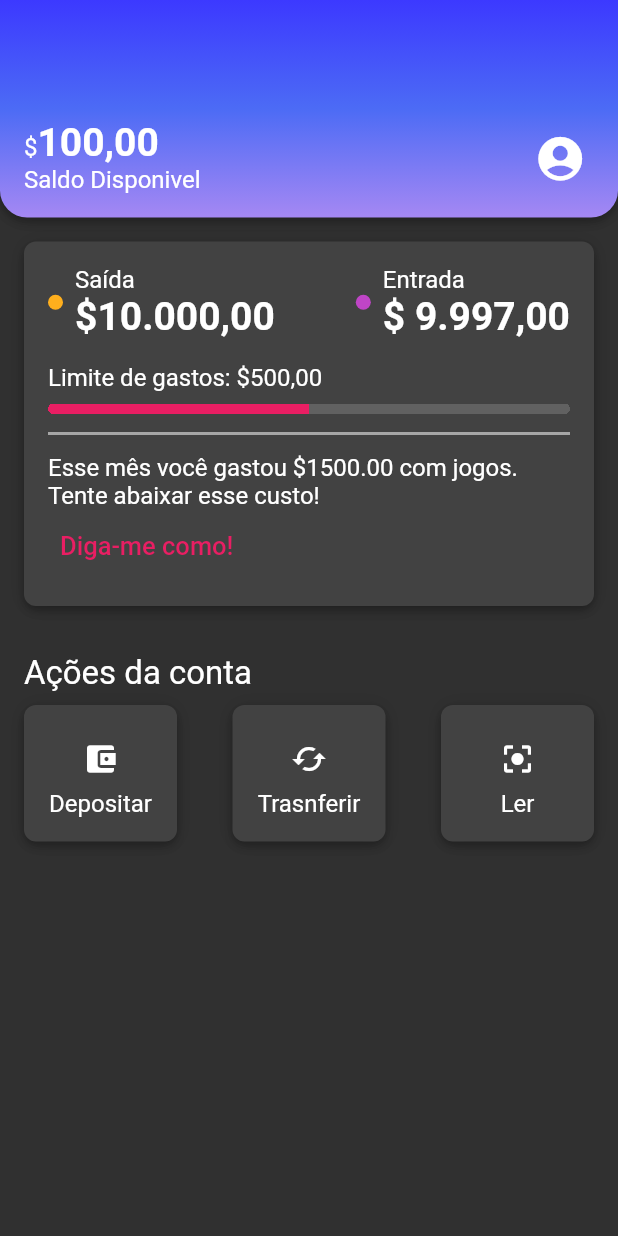
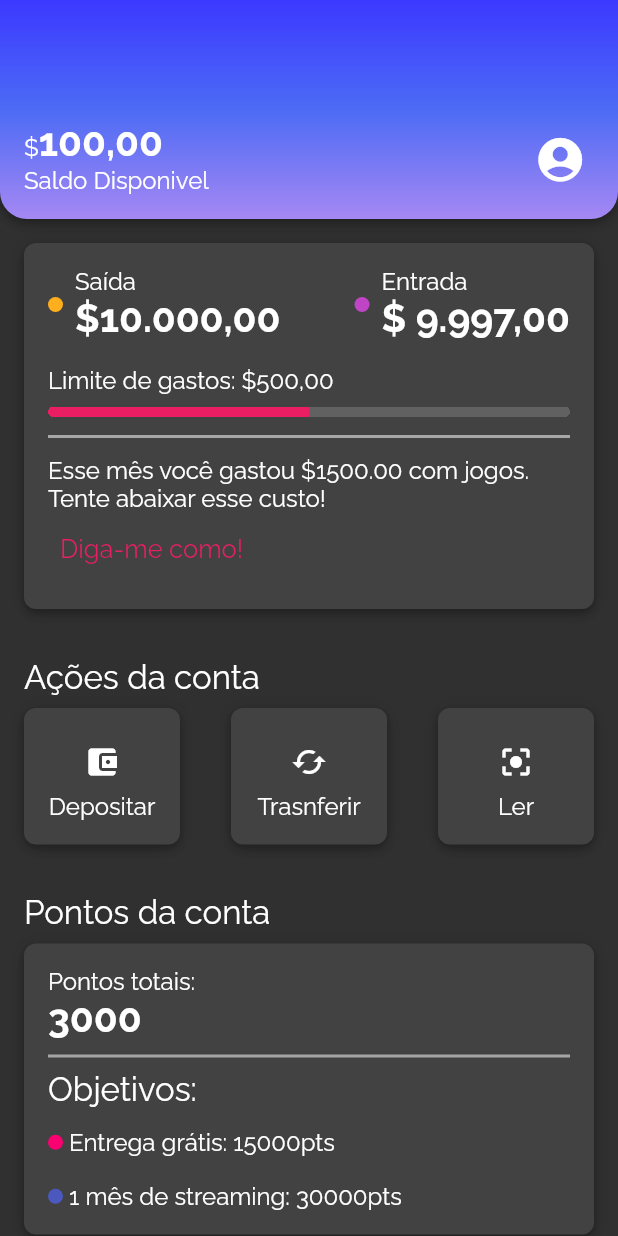
Before and after one commit to bath0ry/mybank_flutter, a Flutter app: the screen it shows after launch, on a phone screen of 412 x 824 dp. Run offline on Flutter 3.47's test engine with Material 2 defaults, Android fonts, the light colour scheme and no system bars.

Commit message:
create account points widget/add account points colors to theme colors page/add const modifier in all pages

```diff
--- a/lib/Home/home_page.dart
+++ b/lib/Home/home_page.dart
@@ -1,3 +1,4 @@
+import 'package:alubank_flutter/components/view/account_points_widget.dart';
 import 'package:alubank_flutter/components/view/actions_account_widget.dart';
 
 import 'package:alubank_flutter/components/view/header_widget.dart';
@@ -12,9 +13,16 @@ class HomePage extends StatelessWidget {
   @override
   Widget build(BuildContext context) {
     return Scaffold(
-      body: Column(
-        children: [Header(), RecentActivity(), AccountActions()],
-      ),
+      body: ListView(children: [
+        Column(
+          children: [
+            Header(),
+            RecentActivity(),
+            AccountActions(),
+            AccountPoints()
+          ],
+        ),
+      ]),
     );
   }
 }
--- /dev/null
+++ b/lib/components/view/account_points_widget.dart
@@ -0,0 +1,87 @@
+import 'package:alubank_flutter/components/view/box_home_widget.dart';
+import 'package:alubank_flutter/components/view/division_widget.dart';
+import 'package:alubank_flutter/components/view/dot_widget.dart';
+import 'package:alubank_flutter/theme/theme_colors.dart';
+import 'package:flutter/cupertino.dart';
+import 'package:flutter/material.dart';
+import 'package:flutter/src/widgets/container.dart';
+import 'package:flutter/src/widgets/framework.dart';
+
+class AccountPoints extends StatelessWidget {
+  const AccountPoints({super.key});
+
+  @override
+  Widget build(BuildContext context) {
+    return Padding(
+        padding: EdgeInsets.all(16),
+        child: Column(
+          crossAxisAlignment: CrossAxisAlignment.start,
+          children: [
+            Padding(
+              padding: const EdgeInsets.only(bottom: 8),
+              child: Text('Pontos da conta',
+                  style: Theme.of(context).textTheme.titleMedium),
+            ),
+            BoxHome(
+              boxComponent: _AccountPointsContent(),
+            ),
+          ],
+        ));
+  }
+}
+
+class _AccountPointsContent extends StatelessWidget {
+  const _AccountPointsContent({super.key});
+
+  @override
+  Widget build(BuildContext context) {
+    return Column(
+      crossAxisAlignment: CrossAxisAlignment.start,
+      children: [
+        Text(
+          'Pontos totais:',
+          style: Theme.of(context).textTheme.bodyMedium,
+        ),
+        Text(
+          '3000',
+          style: Theme.of(context).textTheme.bodyLarge,
+        ),
+        Padding(
+          padding: const EdgeInsets.only(top: 8, bottom: 8),
+          child: DivisionWidget(),
+        ),
+        Text(
+          'Objetivos:',
+          style: Theme.of(context).textTheme.titleMedium,
+        ),
+        Padding(
+          padding: const EdgeInsets.only(bottom: 17, top: 13),
+          child: Row(
+            children: [
+              DotWidget(color: ThemeColors.recentActivity['freeDeliver']),
+              Padding(
+                padding: const EdgeInsets.only(left: 4),
+                child: Text(
+                  'Entrega grátis: 15000pts',
+                  style: Theme.of(context).textTheme.bodyMedium,
+                ),
+              )
+            ],
+          ),
+        ),
+        Row(
+          children: [
+            DotWidget(color: ThemeColors.recentActivity['streamingMonth']),
+            Padding(
+              padding: const EdgeInsets.only(left: 4),
+              child: Text(
+                '1 mês de streaming: 30000pts',
+                style: Theme.of(context).textTheme.bodyMedium,
+              ),
+            )
+          ],
+        )
+      ],
+    );
+  }
+}
--- a/lib/components/view/actions_account_widget.dart
+++ b/lib/components/view/actions_account_widget.dart
@@ -1,8 +1,6 @@
 import 'package:alubank_flutter/components/view/box_home_widget.dart';
-import 'package:flutter/cupertino.dart';
+
 import 'package:flutter/material.dart';
-import 'package:flutter/src/widgets/container.dart';
-import 'package:flutter/src/widgets/framework.dart';
 
 class AccountActions extends StatelessWidget {
   const AccountActions({super.key});
@@ -10,7 +8,7 @@ class AccountActions extends StatelessWidget {
   @override
   Widget build(BuildContext context) {
     return Padding(
-      padding: EdgeInsets.all(16),
+      padding: const EdgeInsets.all(16),
       child: Column(
         crossAxisAlignment: CrossAxisAlignment.start,
         children: [
@@ -26,7 +24,7 @@ class AccountActions extends StatelessWidget {
             children: [
               InkWell(
                 onTap: () {},
-                child: BoxHome(
+                child: const BoxHome(
                     boxComponent: _AccountActionsContent(
                   icon: Icon(Icons.account_balance_wallet),
                   text: 'Depositar',
@@ -34,7 +32,7 @@ class AccountActions extends StatelessWidget {
               ),
               InkWell(
                 onTap: () {},
-                child: BoxHome(
+                child: const BoxHome(
                     boxComponent: _AccountActionsContent(
                   icon: Icon(Icons.cached),
                   text: 'Trasnferir',
@@ -42,7 +40,7 @@ class AccountActions extends StatelessWidget {
               ),
               InkWell(
                 onTap: () {},
-                child: BoxHome(
+                child: const BoxHome(
                     boxComponent: _AccountActionsContent(
                   icon: Icon(Icons.center_focus_strong),
                   text: 'Ler',
@@ -64,8 +62,8 @@ class _AccountActionsContent extends StatelessWidget {
 
   @override
   Widget build(BuildContext context) {
-    return Container(
-      width: 70,
+    return SizedBox(
+      width: 72,
       child: Column(
         children: [
           Padding(
--- a/lib/main.dart
+++ b/lib/main.dart
@@ -16,7 +16,7 @@ class MyApp extends StatelessWidget {
     return MaterialApp(
       debugShowCheckedModeBanner: false,
       theme: AppTheme,
-      home: const HomePage(),
+      home: SafeArea(child: const HomePage()),
     );
   }
 }
--- a/lib/theme/app_theme.dart
+++ b/lib/theme/app_theme.dart
@@ -5,6 +5,7 @@ ThemeData AppTheme = ThemeData(
     primaryColor: ThemeColors.primaryColor,
     primarySwatch: ThemeColors.primaryColor,
     brightness: Brightness.dark,
+    fontFamily: 'Raleway',
     textTheme: TextTheme(
         bodyMedium: TextStyle(fontSize: 16),
         bodyLarge: TextStyle(fontSize: 26, fontWeight: FontWeight.bold),
--- a/lib/theme/theme_colors.dart
+++ b/lib/theme/theme_colors.dart
@@ -9,7 +9,9 @@ class ThemeColors {
   ];
   static const recentActivity = {
     'spent': Color.fromRGBO(255, 175, 29, 1),
-    'income': Color.fromRGBO(191, 69, 198, 1)
+    'income': Color.fromRGBO(191, 69, 198, 1),
+    'freeDeliver': Color.fromRGBO(250, 0, 112, 1),
+    'streamingMonth': Color.fromRGBO(75, 89, 191, 1)
   };
   static const divison = Color.fromRGBO(166, 166, 166, 1);
 }
```
Also changed, not shown: pubspec.yaml (+7 -0 lines), fonts/Raleway-Bold.ttf (added), fonts/Raleway-Regular.ttf (added).
